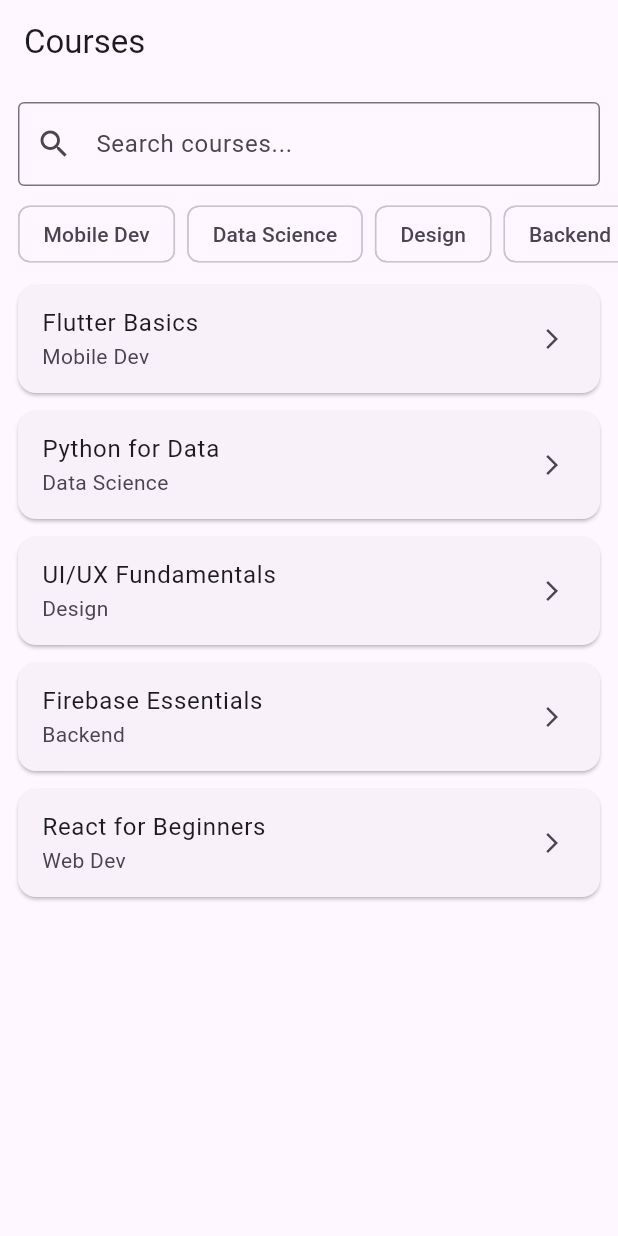
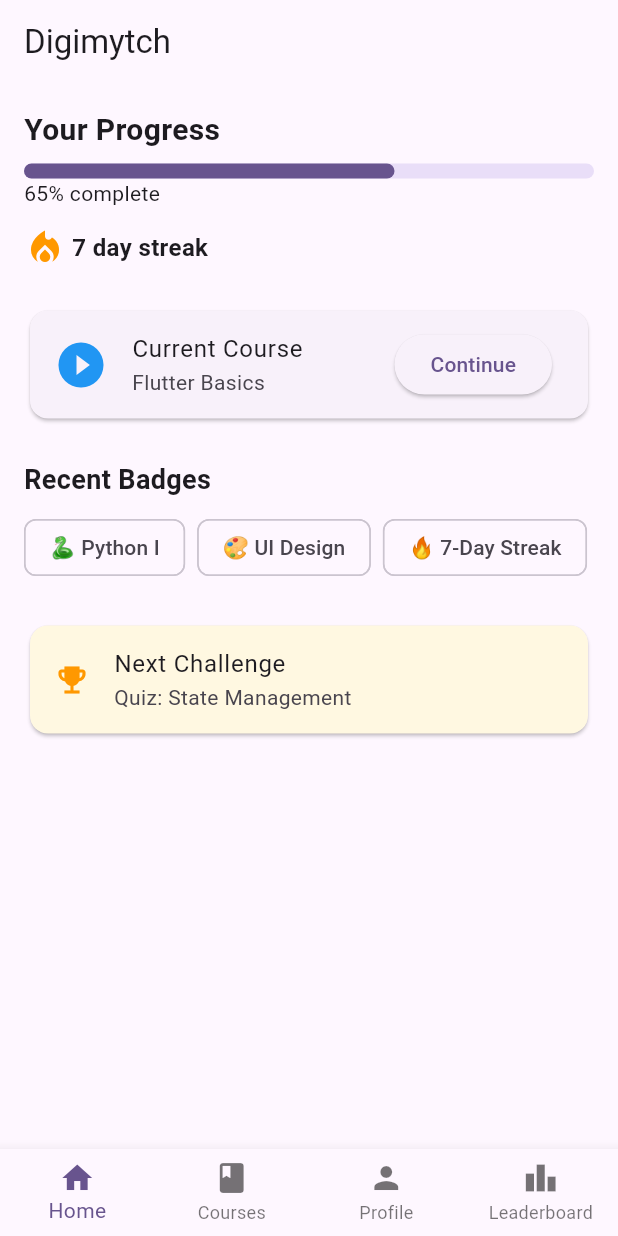
Before and after one commit to elayebwiem12-maker/digimytch_app-, a Flutter app: the screen it shows after launch, on a phone screen of 412 x 824 dp. Run offline on Flutter 3.47's test engine with Material 3 defaults, Android fonts, the light colour scheme and no system bars.

Commit message:
Week 3: gamification features

```diff
--- a/lib/main.dart
+++ b/lib/main.dart
@@ -1,5 +1,5 @@
 import 'package:flutter/material.dart';
-import 'screens/courses/course_list_screen.dart';
+import 'navigation/bottom_nav.dart';
 
 void main() {
   runApp(const MyApp());
@@ -15,7 +15,7 @@
       theme: ThemeData(
         colorScheme: ColorScheme.fromSeed(seedColor: Colors.deepPurple),
       ),
-      home: const CourseListScreen(),
+      home: const BottomNav(),
     );
   }
 }
--- a/lib/navigation/bottom_nav.dart
+++ b/lib/navigation/bottom_nav.dart
@@ -0,0 +1,42 @@
+import 'package:flutter/material.dart';
+import '../screens/home/home_screen.dart';
+import '../screens/courses/course_list_screen.dart';
+import '../screens/profile/profile_screen.dart';
+import '../screens/leaderboard/leaderboard_screen.dart';
+
+class BottomNav extends StatefulWidget {
+  const BottomNav({super.key});
+
+  @override
+  State<BottomNav> createState() => _BottomNavState();
+}
+
+class _BottomNavState extends State<BottomNav> {
+  int _selectedIndex = 0;
+
+  final List<Widget> _screens = const [
+    HomeScreen(),
+    CourseListScreen(),
+    ProfileScreen(),
+    LeaderboardScreen(),
+  ];
+
+  @override
+  Widget build(BuildContext context) {
+    return Scaffold(
+      body: _screens[_selectedIndex],
+      bottomNavigationBar: BottomNavigationBar(
+        currentIndex: _selectedIndex,
+        onTap: (index) => setState(() => _selectedIndex = index),
+        type: BottomNavigationBarType.fixed,
+        items: const [
+          BottomNavigationBarItem(icon: Icon(Icons.home), label: "Home"),
+          BottomNavigationBarItem(icon: Icon(Icons.book), label: "Courses"),
+          BottomNavigationBarItem(icon: Icon(Icons.person), label: "Profile"),
+          BottomNavigationBarItem(
+              icon: Icon(Icons.leaderboard), label: "Leaderboard"),
+        ],
+      ),
+    );
+  }
+}
--- a/lib/screens/home/home_screen.dart
+++ b/lib/screens/home/home_screen.dart
@@ -0,0 +1,69 @@
+import 'package:flutter/material.dart';
+import '../../widgets/streak_counter.dart';
+
+class HomeScreen extends StatelessWidget {
+  const HomeScreen({super.key});
+
+  @override
+  Widget build(BuildContext context) {
+    const double courseProgress = 0.65;
+    const String currentCourseTitle = "Flutter Basics";
+    final List<String> recentBadges = ["🐍 Python I", "🎨 UI Design", "🔥 7-Day Streak"];
+    const String nextChallenge = "Quiz: State Management";
+
+    return Scaffold(
+      appBar: AppBar(title: const Text("Digimytch")),
+      body: SingleChildScrollView(
+        padding: const EdgeInsets.all(16),
+        child: Column(
+          crossAxisAlignment: CrossAxisAlignment.start,
+          children: [
+            const Text("Your Progress",
+                style: TextStyle(fontSize: 20, fontWeight: FontWeight.bold)),
+            const SizedBox(height: 8),
+            LinearProgressIndicator(
+              value: courseProgress,
+              minHeight: 10,
+              borderRadius: BorderRadius.circular(8),
+            ),
+            Text("${(courseProgress * 100).toInt()}% complete"),
+            const SizedBox(height: 12),
+            const StreakCounter(streakDays: 7), // 👈 zdit hnaya
+            const SizedBox(height: 24),
+
+            Card(
+              child: ListTile(
+                leading: const Icon(Icons.play_circle_fill, size: 36, color: Colors.blue),
+                title: const Text("Current Course"),
+                subtitle: const Text(currentCourseTitle),
+                trailing: ElevatedButton(
+                  onPressed: () {},
+                  child: const Text("Continue"),
+                ),
+              ),
+            ),
+            const SizedBox(height: 24),
+
+            const Text("Recent Badges",
+                style: TextStyle(fontSize: 18, fontWeight: FontWeight.bold)),
+            const SizedBox(height: 8),
+            Wrap(
+              spacing: 8,
+              children: recentBadges.map((badge) => Chip(label: Text(badge))).toList(),
+            ),
+            const SizedBox(height: 24),
+
+            Card(
+              color: Colors.amber.shade50,
+              child: ListTile(
+                leading: const Icon(Icons.emoji_events, color: Colors.orange),
+                title: const Text("Next Challenge"),
+                subtitle: const Text(nextChallenge),
+              ),
+            ),
+          ],
+        ),
+      ),
+    );
+  }
+}
--- /dev/null
+++ b/lib/widgets/streak_counter.dart
@@ -0,0 +1,22 @@
+import 'package:flutter/material.dart';
+
+class StreakCounter extends StatelessWidget {
+  final int streakDays;
+
+  const StreakCounter({super.key, required this.streakDays});
+
+  @override
+  Widget build(BuildContext context) {
+    return Row(
+      mainAxisSize: MainAxisSize.min,
+      children: [
+        const Icon(Icons.local_fire_department, color: Colors.orange, size: 28),
+        const SizedBox(width: 4),
+        Text(
+          "$streakDays day streak",
+          style: const TextStyle(fontWeight: FontWeight.bold, fontSize: 16),
+        ),
+      ],
+    );
+  }
+}
```
Also changed, not shown: lib/screens/courses/course_detail_screen.dart (+32 -1 lines), lib/screens/leaderboard/leaderboard_screen.dart (+34 -0 lines), lib/screens/notifications/notifications_screen.dart (added, +41 -0 lines), lib/screens/profile/profile_screen.dart (+24 -0 lines), lib/test_screen.dart (added, +11 -0 lines), lib/widgets/badge_widget.dart (+56 -0 lines), lib/widgets/progress_ring.dart (added, +29 -0 lines), lib/widgets/quiz_card.dart (+70 -0 lines).
